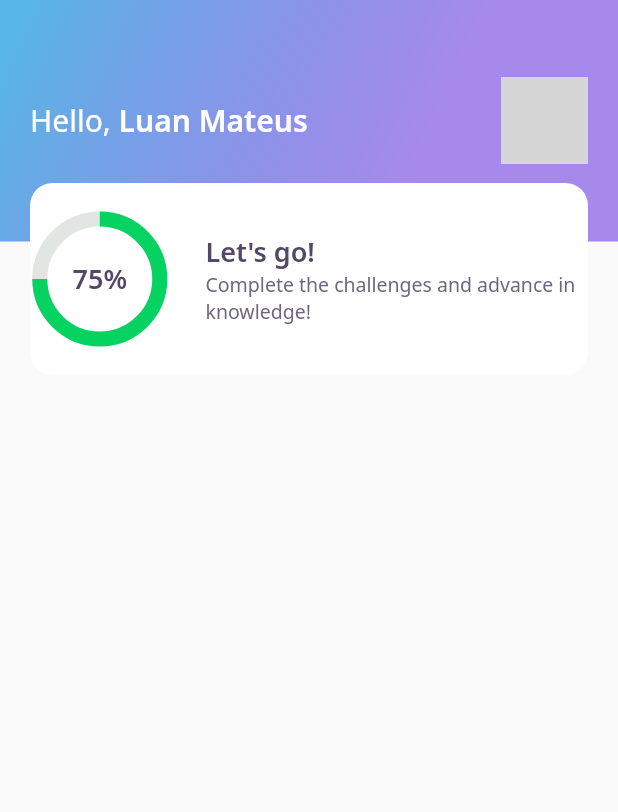
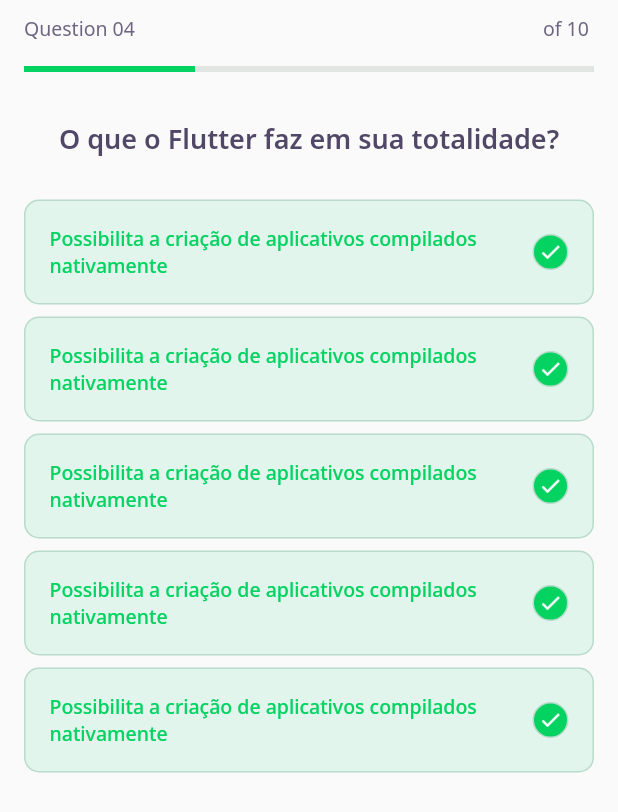
Before and after one commit to LuannMateus/Nlw-5, a Flutter app: the screen it shows after launch, on a phone screen of 412 x 824 dp. Shown: the top 812 px of the screen. Run offline on Flutter 3.47's test engine with Material 2 defaults, Android fonts, the light colour scheme and no system bars; our stand-ins replace google_fonts; grey boxes are pictures that could not be loaded.

Commit message:
Flutter / Day Two - Completing the home page and starting the challenge page

```diff
--- a/devquiz/lib/core/app_widget.dart
+++ b/devquiz/lib/core/app_widget.dart
@@ -1,4 +1,5 @@
 // import 'package:devquiz/splash/splash_page.dart';
+import 'package:devquiz/views/challenge/challenge_page.dart';
 import 'package:devquiz/views/home_page/home_page.dart';
 import 'package:flutter/material.dart';
 
@@ -7,7 +8,7 @@
   Widget build(BuildContext context) {
     return MaterialApp(
       title: "DevQuiz",
-      home: HomePage(),
+      home: ChallengePage(),
     );
   }
 }
--- /dev/null
+++ b/devquiz/lib/shared/widgets/progress_indicator/progress_indicator_widget.dart
@@ -0,0 +1,17 @@
+import 'package:devquiz/core/core.dart';
+import 'package:flutter/material.dart';
+
+class ProgressIndicatorWidget extends StatelessWidget {
+  final double value;
+
+  const ProgressIndicatorWidget({@required this.value});
+
+  @override
+  Widget build(BuildContext context) {
+    return LinearProgressIndicator(
+      value: 0.3,
+      backgroundColor: AppColors.chartSecondary,
+      valueColor: AlwaysStoppedAnimation<Color>(AppColors.chartPrimary),
+    );
+  }
+}
--- /dev/null
+++ b/devquiz/lib/views/challenge/challenge_page.dart
@@ -0,0 +1,26 @@
+import 'package:devquiz/views/challenge/widgets/question_indicator/question_indicator_widget.dart';
+import 'package:devquiz/views/challenge/widgets/quiz/quiz_widget.dart';
+import 'package:flutter/material.dart';
+
+class ChallengePage extends StatefulWidget {
+  @override
+  _ChallengePageState createState() => _ChallengePageState();
+}
+
+class _ChallengePageState extends State<ChallengePage> {
+  @override
+  Widget build(BuildContext context) {
+    return Scaffold(
+      appBar: PreferredSize(
+        child: SafeArea(
+          top: true,
+          child: QuestionIndicatorWidget(),
+        ),
+        preferredSize: Size.fromHeight(80),
+      ),
+      body: QuizWidget(
+        title: "O que o Flutter faz em sua totalidade?",
+      ),
+    );
+  }
+}
--- /dev/null
+++ b/devquiz/lib/views/challenge/widgets/awnser/awnser_widget.dart
@@ -0,0 +1,85 @@
+import 'package:devquiz/core/core.dart';
+import 'package:flutter/material.dart';
+
+class AwnserWidget extends StatelessWidget {
+  final String title;
+  final bool isRight;
+  final bool isSelected;
+
+  const AwnserWidget({
+    @required this.title,
+    this.isRight = false,
+    this.isSelected = false,
+  });
+
+  Color get _selectedColorRight =>
+      isRight ? AppColors.darkGreen : AppColors.darkRed;
+
+  Color get _selectedBorderRight =>
+      isRight ? AppColors.lightGreen : AppColors.lightRed;
+
+  Color get _selectedColorCardRight =>
+      isRight ? AppColors.lightGreen : AppColors.lightRed;
+
+  Color get _selectedBorderCardRight =>
+      isRight ? AppColors.green : AppColors.red;
+
+  TextStyle get _selectedTextStyleRight =>
+      isRight ? AppTextStyles.bodyDarkGreen : AppTextStyles.bodyDarkRed;
+
+  IconData get _selectedIconRight => isRight ? Icons.check : Icons.close;
+
+  @override
+  Widget build(BuildContext context) {
+    return Padding(
+      padding: const EdgeInsets.symmetric(
+        horizontal: 16,
+        vertical: 4,
+      ),
+      child: Container(
+        padding: const EdgeInsets.all(16),
+        decoration: BoxDecoration(
+          color: isSelected ? _selectedColorCardRight : AppColors.white,
+          borderRadius: BorderRadius.circular(10),
+          border: Border.fromBorderSide(
+            BorderSide(
+              color: isSelected ? _selectedBorderCardRight : AppColors.border,
+            ),
+          ),
+        ),
+        child: Row(
+          mainAxisAlignment: MainAxisAlignment.spaceBetween,
+          children: <Widget>[
+            Expanded(
+              child: Text(
+                title,
+                style:
+                    isSelected ? _selectedTextStyleRight : AppTextStyles.body,
+              ),
+            ),
+            Container(
+                width: 24,
+                height: 24,
+                decoration: BoxDecoration(
+                  color: isSelected ? _selectedColorRight : AppColors.white,
+                  borderRadius: BorderRadius.circular(500),
+                  border: Border.fromBorderSide(
+                    BorderSide(
+                        color: isSelected
+                            ? _selectedBorderCardRight
+                            : AppColors.border),
+                  ),
+                ),
+                child: isSelected
+                    ? Icon(
+                        _selectedIconRight,
+                        color: Colors.white,
+                        size: 16,
+                      )
+                    : null)
+          ],
+        ),
+      ),
+    );
+  }
+}
--- /dev/null
+++ b/devquiz/lib/views/challenge/widgets/question_indicator/question_indicator_widget.dart
@@ -0,0 +1,36 @@
+import 'package:devquiz/core/core.dart';
+import 'package:devquiz/shared/widgets/progress_indicator/progress_indicator_widget.dart';
+import 'package:devquiz/views/challenge/widgets/awnser/awnser_widget.dart';
+import 'package:flutter/material.dart';
+
+class QuestionIndicatorWidget extends StatelessWidget {
+  @override
+  Widget build(BuildContext context) {
+    return Container(
+      padding: const EdgeInsets.symmetric(horizontal: 16, vertical: 10),
+      child: Column(
+        children: <Widget>[
+          Row(
+            mainAxisAlignment: MainAxisAlignment.spaceBetween,
+            children: [
+              Text(
+                "Question 04",
+                style: AppTextStyles.body,
+              ),
+              Text(
+                "of 10 ",
+                style: AppTextStyles.body,
+              ),
+            ],
+          ),
+          SizedBox(
+            height: 16,
+          ),
+          ProgressIndicatorWidget(
+            value: 0.7,
+          ),
+        ],
+      ),
+    );
+  }
+}
--- /dev/null
+++ b/devquiz/lib/views/challenge/widgets/quiz/quiz_widget.dart
@@ -0,0 +1,54 @@
+import 'package:devquiz/core/core.dart';
+import 'package:devquiz/views/challenge/widgets/awnser/awnser_widget.dart';
+import 'package:flutter/material.dart';
+
+class QuizWidget extends StatelessWidget {
+  final String title;
+
+  const QuizWidget({this.title});
+
+  @override
+  Widget build(BuildContext context) {
+    return Container(
+      child: Column(
+        children: <Widget>[
+          Text(
+            title,
+            style: AppTextStyles.heading,
+          ),
+          SizedBox(height: 24),
+          AwnserWidget(
+            title:
+                "Possibilita a criação de aplicativos compilados nativamente",
+            isRight: true,
+            isSelected: true,
+          ),
+          AwnserWidget(
+            title:
+                "Possibilita a criação de aplicativos compilados nativamente",
+            isRight: true,
+            isSelected: true,
+          ),
+          AwnserWidget(
+            title:
+                "Possibilita a criação de aplicativos compilados nativamente",
+            isRight: true,
+            isSelected: true,
+          ),
+          AwnserWidget(
+            title:
+                "Possibilita a criação de aplicativos compilados nativamente",
+            isRight: true,
+            isSelected: true,
+          ),
+          AwnserWidget(
+            title:
+                "Possibilita a criação de aplicativos compilados nativamente",
+            isRight: true,
+            isSelected: true,
+          )
+        ],
+      ),
+    );
+  }
+}
--- a/devquiz/lib/widgets/app_bar/app_bar_widget.dart
+++ b/devquiz/lib/views/home_page/widgets/app_bar/app_bar_widget.dart
@@ -1,5 +1,5 @@
 import 'package:devquiz/core/core.dart';
-import 'package:devquiz/widgets/score_card/score_card_widget.dart';
+import 'package:devquiz/views/home_page/widgets/score_card/score_card_widget.dart';
 import 'package:flutter/material.dart';
 
 class AppBarWidget extends PreferredSize {
--- a/devquiz/lib/widgets/score_card/score_card_widget.dart
+++ /dev/null
@@ -1,52 +0,0 @@
-import 'package:devquiz/core/core.dart';
-import 'package:devquiz/widgets/chart/chart_widget.dart';
-import 'package:flutter/material.dart';
-
-class ScoreCardWidget extends StatelessWidget {
-  @override
-  Widget build(BuildContext context) {
-    return Padding(
-      padding: const EdgeInsets.symmetric(horizontal: 20),
-      child: Container(
-        height: 128,
-        decoration: BoxDecoration(
-          color: AppColors.white,
-          borderRadius: BorderRadius.circular(15),
-        ),
-        child: Row(
-          crossAxisAlignment: CrossAxisAlignment.center,
-          children: <Widget>[
-            Expanded(
-              flex: 1,
-              child: Container(
-                width: 80,
-                height: 80,
-                child: ChartWidget(),
-              ),
-            ),
-            Expanded(
-              flex: 3,
-              child: Padding(
-                padding: const EdgeInsets.only(left: 24),
-                child: Column(
-                  mainAxisAlignment: MainAxisAlignment.center,
-                  crossAxisAlignment: CrossAxisAlignment.start,
-                  children: <Widget>[
-                    Text(
-                      "Let's go!",
-                      style: AppTextStyles.heading,
-                    ),
-                    Text(
-                      "Complete the challenges and advance in knowledge!",
-                      style: AppTextStyles.body,
-                    ),
-                  ],
-                ),
-              ),
-            )
-          ],
-        ),
-      ),
-    );
-  }
-}
```
Also changed, not shown: devquiz/lib/views/home_page/home_page.dart (+33 -3 lines), devquiz/lib/views/home_page/widgets/level_button/level_button_widget.dart (added, +58 -0 lines), devquiz/lib/views/home_page/widgets/quiz_card/quiz_card_widget.dart (added, +51 -0 lines), devquiz/lib/views/home_page/widgets/score_card/score_card_widget.dart (added, +55 -0 lines), devquiz/lib/views/home_page/widgets/chart/chart_widget.dart (renamed from devquiz/lib/widgets/chart/chart_widget.dart).
